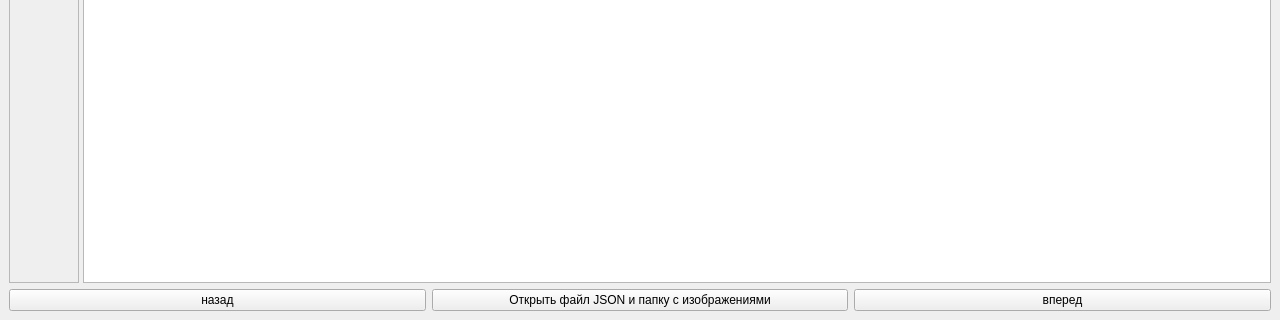
Qt form mainwindow.ui (antonak387/image-result-display) before a commit; both pictures show x 0 to 1280 and y 400 to 720 of the 1280 by 720 pixel window.
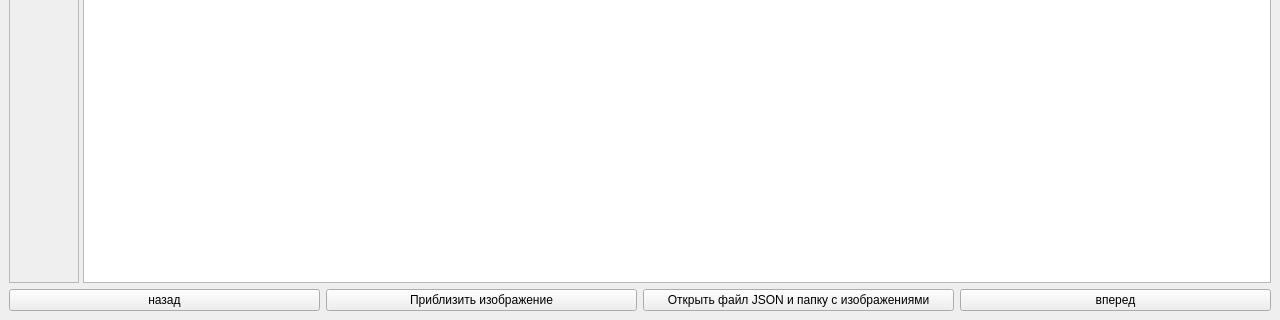
The same form after that commit. Custom widgets are drawn as their Qt base class.

Commit message: added ability to change scale of image

```diff
--- a/mainwindow.ui
+++ b/mainwindow.ui
@@ -24,6 +24,13 @@
         </property>
        </widget>
       </item>
+      <item>
+       <widget class="QPushButton" name="pushButton_scale">
+        <property name="text">
+         <string>Приблизить изображение</string>
+        </property>
+       </widget>
+      </item>
       <item>
        <widget class="QPushButton" name="pushButton_open">
         <property name="text">
```
The commit also changes 2 other files.
